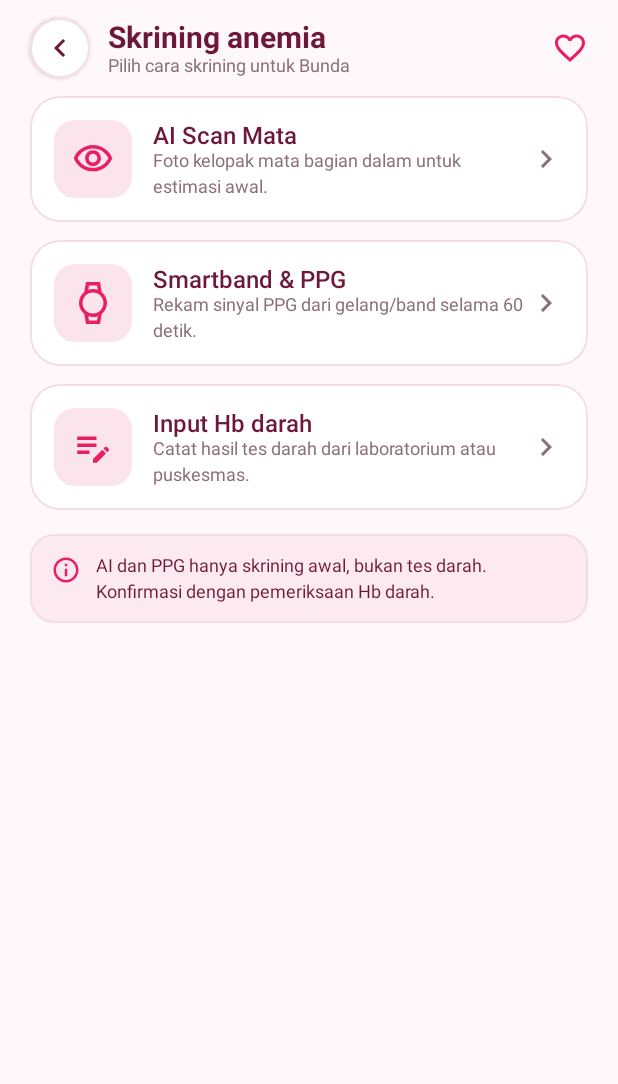
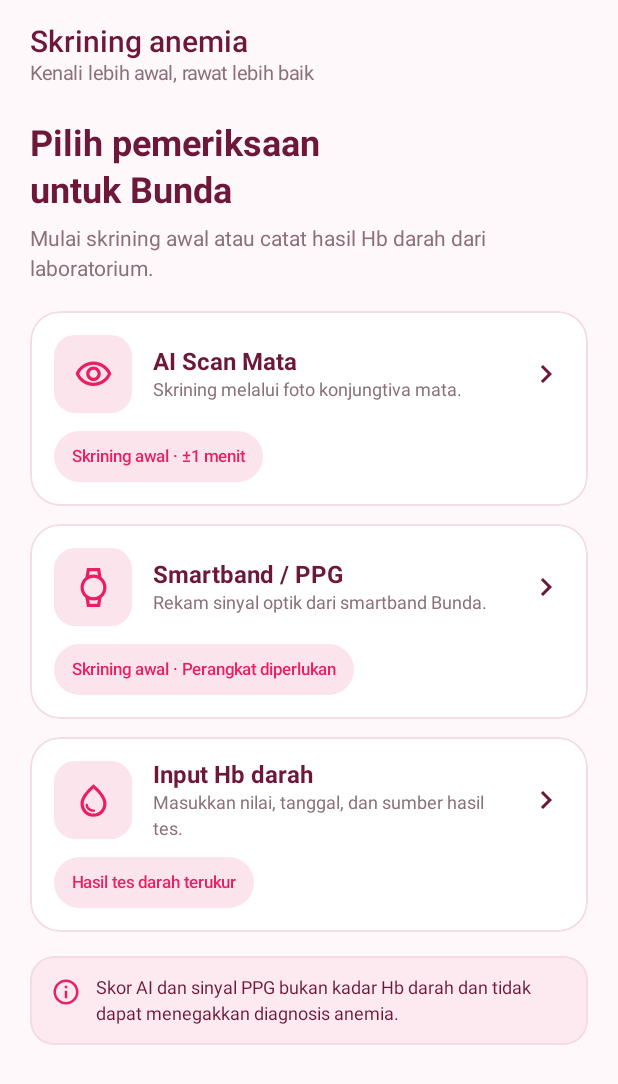
Before and after one commit to arcadibanturino/anemom, an Android app built with Jetpack Compose: the composable SkriningScreen shown on its own in the app's theme, on a phone screen of 412 x 824 dp. Shown: the top 1084 px of the screen. Run offline under Robolectric (Android 15) with nearby library versions, the phone set to English and light mode, and no system bars; network calls fail; Roboto replaces fonts that are not available here.

Commit message:
UI: layar utama tab tanpa tombol kembali, ikon hati hanya di Beranda, tab Skrining sesuai desain

```diff
--- a/app/src/main/java/com/kelompok/anemom/ui/components/Components.kt
+++ b/app/src/main/java/com/kelompok/anemom/ui/components/Components.kt
@@ -117,11 +117,6 @@ fun AnemomTopBar(
                 )
             }
         }
-        Icon(
-            imageVector = Icons.Outlined.FavoriteBorder,
-            contentDescription = null,
-            tint = Pink500
-        )
     }
 }
 
--- /dev/null
+++ b/app/src/main/java/com/kelompok/anemom/ui/components/TabHeader.kt
@@ -0,0 +1,39 @@
+package com.kelompok.anemom.ui.components
+
+import androidx.compose.foundation.layout.Column
+import androidx.compose.foundation.layout.Spacer
+import androidx.compose.foundation.layout.fillMaxWidth
+import androidx.compose.foundation.layout.height
+import androidx.compose.foundation.layout.padding
+import androidx.compose.material3.MaterialTheme
+import androidx.compose.material3.Text
+import androidx.compose.runtime.Composable
+import androidx.compose.ui.Modifier
+import androidx.compose.ui.text.font.FontWeight
+import androidx.compose.ui.unit.dp
+import androidx.compose.ui.unit.sp
+import com.kelompok.anemom.ui.theme.Maroon
+import com.kelompok.anemom.ui.theme.MutedText
+
+/** Header layar utama tab (tanpa tombol kembali dan tanpa ikon), rata kiri sejajar konten. */
+@Composable
+fun AnemomTabHeader(title: String, subtitle: String, modifier: Modifier = Modifier) {
+    Column(
+        modifier = modifier
+            .fillMaxWidth()
+            .padding(top = 16.dp)
+    ) {
+        Text(
+            text = title,
+            style = MaterialTheme.typography.titleLarge.copy(fontSize = 20.sp, lineHeight = 26.sp),
+            fontWeight = FontWeight.SemiBold,
+            color = Maroon
+        )
+        Spacer(Modifier.height(2.dp))
+        Text(
+            text = subtitle,
+            style = MaterialTheme.typography.bodySmall.copy(fontSize = 13.sp),
+            color = MutedText
+        )
+    }
+}
--- a/app/src/main/java/com/kelompok/anemom/ui/profile/ProfileScreen.kt
+++ b/app/src/main/java/com/kelompok/anemom/ui/profile/ProfileScreen.kt
@@ -44,7 +44,7 @@ import androidx.compose.ui.unit.sp
 import androidx.lifecycle.compose.collectAsStateWithLifecycle
 import androidx.lifecycle.viewmodel.compose.viewModel
 import com.kelompok.anemom.ui.AppViewModelProvider
-import com.kelompok.anemom.ui.components.AnemomTopBar
+import com.kelompok.anemom.ui.components.AnemomTabHeader
 import com.kelompok.anemom.ui.components.MomAvatar
 import com.kelompok.anemom.ui.theme.CardBorder
 import com.kelompok.anemom.ui.theme.ErrorRed
@@ -64,6 +64,7 @@ private const val NOT_FILLED = "Belum diisi"
  *
  * Tombol Edit di kedua bagian membuka [EditProfileScreen]. Kolom yang belum terisi tampil "Belum diisi".
  */
+@Suppress("UNUSED_PARAMETER")
 @Composable
 fun ProfileScreen(
     onBack: () -> Unit,
@@ -98,11 +99,9 @@ fun ProfileScreen(
             .verticalScroll(rememberScrollState())
             .padding(horizontal = 20.dp)
     ) {
-        AnemomTopBar(
-            title = "Profil saya",
-            subtitle = "Kenali Bunda lebih dekat",
-            onBack = onBack
-        )
+        // Layar utama tab: tanpa tombol kembali.
+        AnemomTabHeader(title = "Profil saya", subtitle = "Kenali Bunda lebih dekat")
+        Spacer(Modifier.height(12.dp))
 
         // Header profil
         Row(
--- a/app/src/main/java/com/kelompok/anemom/ui/skrining/SkriningScreen.kt
+++ b/app/src/main/java/com/kelompok/anemom/ui/skrining/SkriningScreen.kt
@@ -7,17 +7,21 @@ import androidx.compose.foundation.layout.Box
 import androidx.compose.foundation.layout.Column
 import androidx.compose.foundation.layout.Row
 import androidx.compose.foundation.layout.Spacer
+import androidx.compose.foundation.layout.fillMaxSize
 import androidx.compose.foundation.layout.fillMaxWidth
 import androidx.compose.foundation.layout.height
 import androidx.compose.foundation.layout.padding
 import androidx.compose.foundation.layout.size
+import androidx.compose.foundation.layout.statusBarsPadding
 import androidx.compose.foundation.layout.width
+import androidx.compose.foundation.rememberScrollState
 import androidx.compose.foundation.shape.RoundedCornerShape
+import androidx.compose.foundation.verticalScroll
 import androidx.compose.material.icons.Icons
 import androidx.compose.material.icons.filled.ChevronRight
-import androidx.compose.material.icons.outlined.EditNote
 import androidx.compose.material.icons.outlined.Visibility
 import androidx.compose.material.icons.outlined.Watch
+import androidx.compose.material.icons.outlined.WaterDrop
 import androidx.compose.material3.Icon
 import androidx.compose.material3.MaterialTheme
 import androidx.compose.material3.Text
@@ -27,8 +31,10 @@ import androidx.compose.ui.Modifier
 import androidx.compose.ui.draw.clip
 import androidx.compose.ui.graphics.Color
 import androidx.compose.ui.graphics.vector.ImageVector
+import androidx.compose.ui.text.font.FontWeight
 import androidx.compose.ui.unit.dp
-import com.kelompok.anemom.ui.components.AnemomScreen
+import androidx.compose.ui.unit.sp
+import com.kelompok.anemom.ui.components.AnemomChip
 import com.kelompok.anemom.ui.components.NoteCard
 import com.kelompok.anemom.ui.theme.CardBorder
 import com.kelompok.anemom.ui.theme.Maroon
@@ -36,7 +42,14 @@ import com.kelompok.anemom.ui.theme.MutedText
 import com.kelompok.anemom.ui.theme.Pink100
 import com.kelompok.anemom.ui.theme.Pink500
 
-/** Tab Skrining (tengah): pintu masuk ke AI Scan, Smartband, dan Input Hb. */
+/**
+ * Tab Skrining (tengah): pintu masuk ke AI Scan, Smartband/PPG, dan Input Hb.
+ *
+ * Ini layar utama sebuah tab, jadi tidak ada tombol kembali dan tidak ada ikon hati
+ * (ikon hati hanya di Beranda). Karena itu header-nya tidak memakai AnemomScreen/AnemomTopBar.
+ * Parameter onBack dipertahankan agar pemanggil di MainScreen tidak perlu diubah.
+ */
+@Suppress("UNUSED_PARAMETER")
 @Composable
 fun SkriningScreen(
     onBack: () -> Unit,
@@ -44,33 +57,92 @@ fun SkriningScreen(
     onSmartband: () -> Unit,
     onInputHb: () -> Unit
 ) {
-    AnemomScreen(
+    Column(
+        modifier = Modifier
+            .fillMaxSize()
+            .statusBarsPadding()
+            .verticalScroll(rememberScrollState())
+            .padding(horizontal = 20.dp)
+    ) {
+        TabHeader(
             title = "Skrining anemia",
-        subtitle = "Pilih cara skrining untuk Bunda",
-        onBack = onBack
-    ) {
+            subtitle = "Kenali lebih awal, rawat lebih baik"
+        )
+
+        Spacer(Modifier.height(24.dp))
+        Text(
+            text = "Pilih pemeriksaan\nuntuk Bunda",
+            style = MaterialTheme.typography.headlineSmall.copy(
+                fontSize = 24.sp,
+                lineHeight = 31.sp
+            ),
+            fontWeight = FontWeight.Bold,
+            color = Maroon
+        )
+        Spacer(Modifier.height(8.dp))
+        Text(
+            text = "Mulai skrining awal atau catat hasil Hb darah dari laboratorium.",
+            style = MaterialTheme.typography.bodyMedium,
+            color = MutedText
+        )
+
+        Spacer(Modifier.height(20.dp))
         SkriningOption(
             icon = Icons.Outlined.Visibility,
             title = "AI Scan Mata",
-            description = "Foto kelopak mata bagian dalam untuk estimasi awal.",
+            description = "Skrining melalui foto konjungtiva mata.",
+            tag = "Skrining awal · ±1 menit",
             onClick = onAiScan
         )
         Spacer(Modifier.height(12.dp))
         SkriningOption(
             icon = Icons.Outlined.Watch,
-            title = "Smartband & PPG",
-            description = "Rekam sinyal PPG dari gelang/band selama 60 detik.",
+            title = "Smartband / PPG",
+            description = "Rekam sinyal optik dari smartband Bunda.",
+            tag = "Skrining awal · Perangkat diperlukan",
             onClick = onSmartband
         )
         Spacer(Modifier.height(12.dp))
         SkriningOption(
-            icon = Icons.Outlined.EditNote,
+            icon = Icons.Outlined.WaterDrop,
             title = "Input Hb darah",
-            description = "Catat hasil tes darah dari laboratorium atau puskesmas.",
+            description = "Masukkan nilai, tanggal, dan sumber hasil tes.",
+            tag = "Hasil tes darah terukur",
             onClick = onInputHb
         )
+
         Spacer(Modifier.height(16.dp))
-        NoteCard("AI dan PPG hanya skrining awal, bukan tes darah. Konfirmasi dengan pemeriksaan Hb darah.")
+        NoteCard("Skor AI dan sinyal PPG bukan kadar Hb darah dan tidak dapat menegakkan diagnosis anemia.")
+        Spacer(Modifier.height(24.dp))
+    }
+}
+
+/**
+ * Header untuk layar utama tab: rata kiri sejajar konten, tanpa tombol kembali dan tanpa ikon.
+ * Judul 20sp, sedikit lebih kecil dari judul konten (24sp), supaya keduanya tidak bersaing.
+ */
+@Composable
+private fun TabHeader(title: String, subtitle: String) {
+    Column(
+        modifier = Modifier
+            .fillMaxWidth()
+            .padding(top = 16.dp)
+    ) {
+        Text(
+            text = title,
+            style = MaterialTheme.typography.titleLarge.copy(
+                fontSize = 20.sp,
+                lineHeight = 26.sp
+            ),
+            fontWeight = FontWeight.SemiBold,
+            color = Maroon
+        )
+        Spacer(Modifier.height(2.dp))
+        Text(
+            text = subtitle,
+            style = MaterialTheme.typography.bodySmall.copy(fontSize = 13.sp),
+            color = MutedText
+        )
     }
 }
 
@@ -79,18 +151,19 @@ private fun SkriningOption(
     icon: ImageVector,
     title: String,
     description: String,
+    tag: String,
     onClick: () -> Unit
 ) {
-    Row(
+    Column(
         modifier = Modifier
             .fillMaxWidth()
             .clip(RoundedCornerShape(20.dp))
             .background(Color.White)
             .border(1.dp, CardBorder, RoundedCornerShape(20.dp))
             .clickable(onClick = onClick)
-            .padding(16.dp),
-        verticalAlignment = Alignment.CenterVertically
+            .padding(16.dp)
     ) {
+        Row(verticalAlignment = Alignment.CenterVertically) {
             Box(
                 modifier = Modifier
                     .size(52.dp)
@@ -98,13 +171,27 @@ private fun SkriningOption(
                     .background(Pink100),
                 contentAlignment = Alignment.Center
             ) {
-            Icon(icon, contentDescription = null, tint = Pink500, modifier = Modifier.size(28.dp))
+                Icon(icon, contentDescription = null, tint = Pink500, modifier = Modifier.size(26.dp))
             }
             Spacer(Modifier.width(14.dp))
             Column(Modifier.weight(1f)) {
-            Text(title, style = MaterialTheme.typography.titleMedium, color = Maroon)
-            Text(description, style = MaterialTheme.typography.bodySmall, color = MutedText)
+                Text(
+                    text = title,
+                    style = MaterialTheme.typography.titleMedium,
+                    fontWeight = FontWeight.Bold,
+                    color = Maroon
+                )
+                Spacer(Modifier.height(2.dp))
+                Text(
+                    text = description,
+                    style = MaterialTheme.typography.bodySmall,
+                    color = MutedText
+                )
             }
-        Icon(Icons.Filled.ChevronRight, contentDescription = null, tint = MutedText)
+            Spacer(Modifier.width(8.dp))
+            Icon(Icons.Filled.ChevronRight, contentDescription = null, tint = Maroon)
+        }
+        Spacer(Modifier.height(12.dp))
+        AnemomChip(text = tag, containerColor = Pink100, contentColor = Pink500)
     }
 }
```
Lines whose indentation alone changed are shown as unchanged.
